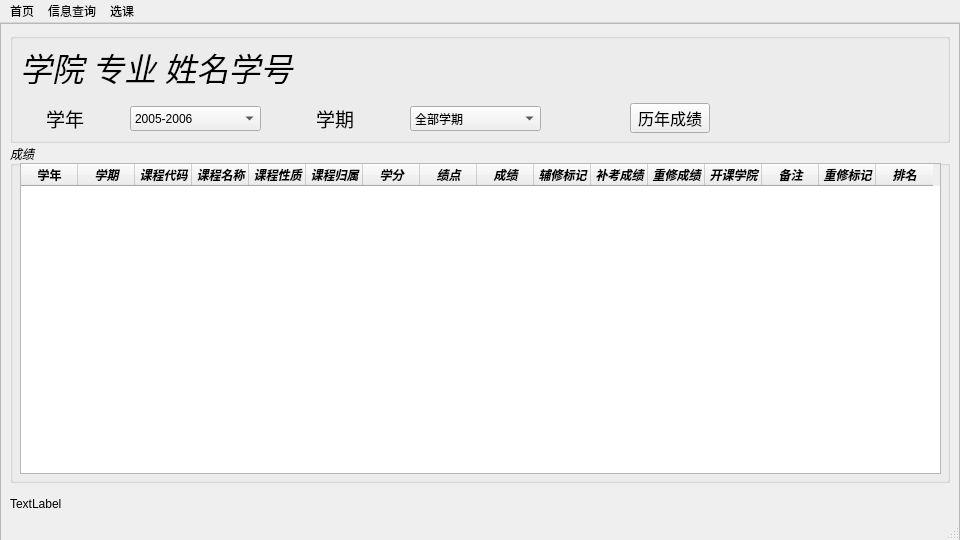
Old version of the form BrowerserWidgetMainPageQt.ui in the repository chenzhutian/myClientPyQt.
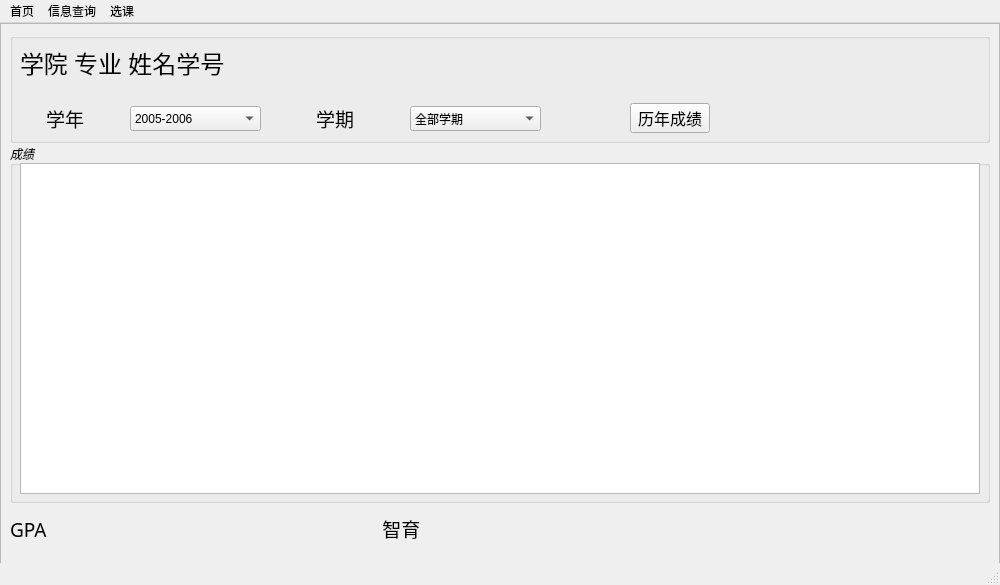
New version of the form. The open tabs and pages were chosen to show the change. Icons and pictures are not drawn.

Patch:
```diff
--- a/BrowerserWidgetMainPageQt.ui
+++ b/BrowerserWidgetMainPageQt.ui
@@ -6,8 +6,8 @@
    <rect>
     <x>0</x>
     <y>0</y>
-    <width>960</width>
-    <height>540</height>
+    <width>1000</width>
+    <height>585</height>
    </rect>
   </property>
   <property name="sizePolicy">
@@ -18,14 +18,14 @@
   </property>
   <property name="minimumSize">
    <size>
-    <width>960</width>
-    <height>540</height>
+    <width>0</width>
+    <height>0</height>
    </size>
   </property>
   <property name="maximumSize">
    <size>
-    <width>960</width>
-    <height>540</height>
+    <width>1000</width>
+    <height>585</height>
    </size>
   </property>
   <property name="windowTitle">
@@ -41,14 +41,14 @@
   <widget class="QWidget" name="centralWidget">
    <property name="minimumSize">
     <size>
-     <width>960</width>
-     <height>540</height>
+     <width>0</width>
+     <height>0</height>
     </size>
    </property>
    <property name="maximumSize">
     <size>
-     <width>960</width>
-     <height>540</height>
+     <width>1000</width>
+     <height>585</height>
     </size>
    </property>
    <widget class="QStackedWidget" name="stackedWidget">
@@ -56,20 +56,20 @@
      <rect>
       <x>0</x>
       <y>0</y>
-      <width>960</width>
-      <height>540</height>
+      <width>1000</width>
+      <height>585</height>
      </rect>
     </property>
     <property name="minimumSize">
      <size>
-      <width>960</width>
-      <height>540</height>
+      <width>0</width>
+      <height>0</height>
      </size>
     </property>
     <property name="maximumSize">
      <size>
-      <width>960</width>
-      <height>540</height>
+      <width>1000</width>
+      <height>585</height>
      </size>
     </property>
     <property name="frameShadow">
@@ -256,8 +256,8 @@
        <rect>
         <x>0</x>
         <y>0</y>
-        <width>960</width>
-        <height>540</height>
+        <width>1000</width>
+        <height>585</height>
        </rect>
       </property>
       <property name="minimumSize">
@@ -268,8 +268,8 @@
       </property>
       <property name="maximumSize">
        <size>
-        <width>960</width>
-        <height>540</height>
+        <width>1000</width>
+        <height>585</height>
        </size>
       </property>
       <property name="frameShape">
@@ -283,19 +283,19 @@
         <rect>
          <x>10</x>
          <y>10</y>
-         <width>940</width>
+         <width>980</width>
          <height>110</height>
         </rect>
        </property>
        <property name="minimumSize">
         <size>
-         <width>940</width>
-         <height>110</height>
+         <width>0</width>
+         <height>0</height>
         </size>
        </property>
        <property name="maximumSize">
         <size>
-         <width>940</width>
+         <width>980</width>
          <height>110</height>
         </size>
        </property>
@@ -307,16 +307,16 @@
          <rect>
           <x>10</x>
           <y>10</y>
-          <width>921</width>
+          <width>951</width>
           <height>41</height>
          </rect>
         </property>
         <property name="font">
          <font>
           <family>微软雅黑</family>
-          <pointsize>24</pointsize>
+          <pointsize>18</pointsize>
           <weight>50</weight>
-          <italic>true</italic>
+          <italic>false</italic>
           <bold>false</bold>
          </font>
         </property>
@@ -496,20 +496,20 @@
         <rect>
          <x>10</x>
          <y>120</y>
-         <width>940</width>
-         <height>340</height>
+         <width>980</width>
+         <height>360</height>
         </rect>
        </property>
        <property name="minimumSize">
         <size>
-         <width>940</width>
-         <height>340</height>
+         <width>0</width>
+         <height>0</height>
         </size>
        </property>
        <property name="maximumSize">
         <size>
-         <width>940</width>
-         <height>340</height>
+         <width>980</width>
+         <height>360</height>
         </size>
        </property>
        <property name="font">
@@ -526,13 +526,13 @@
        <property name="alignment">
         <set>Qt::AlignLeading|Qt::AlignLeft|Qt::AlignVCenter</set>
        </property>
-       <widget class="QTableWidget" name="cjTabelWidget">
+       <widget class="QTableView" name="cjTabelWidget">
         <property name="geometry">
          <rect>
           <x>10</x>
           <y>20</y>
-          <width>921</width>
-          <height>311</height>
+          <width>960</width>
+          <height>331</height>
          </rect>
         </property>
         <property name="frameShadow">
@@ -565,279 +565,26 @@
         <property name="cornerButtonEnabled">
          <bool>true</bool>
         </property>
-        <property name="rowCount">
-         <number>0</number>
-        </property>
-        <property name="columnCount">
-         <number>16</number>
-        </property>
-        <attribute name="horizontalHeaderVisible">
-         <bool>true</bool>
-        </attribute>
-        <attribute name="horizontalHeaderCascadingSectionResizes">
-         <bool>true</bool>
-        </attribute>
-        <attribute name="horizontalHeaderDefaultSectionSize">
-         <number>57</number>
-        </attribute>
-        <attribute name="horizontalHeaderShowSortIndicator" stdset="0">
-         <bool>false</bool>
-        </attribute>
-        <column>
-         <property name="text">
-          <string>学年</string>
-         </property>
-         <property name="font">
-          <font>
-           <family>微软雅黑</family>
-           <weight>75</weight>
-           <italic>false</italic>
-           <bold>true</bold>
-           <underline>false</underline>
-          </font>
-         </property>
-         <property name="textAlignment">
-          <set>AlignHCenter|AlignVCenter|AlignCenter</set>
-         </property>
-        </column>
-        <column>
-         <property name="text">
-          <string>学期</string>
-         </property>
-         <property name="font">
-          <font>
-           <family>微软雅黑</family>
-           <weight>75</weight>
-           <bold>true</bold>
-          </font>
-         </property>
-         <property name="textAlignment">
-          <set>AlignHCenter|AlignVCenter|AlignCenter</set>
-         </property>
-        </column>
-        <column>
-         <property name="text">
-          <string>课程代码</string>
-         </property>
-         <property name="font">
-          <font>
-           <family>微软雅黑</family>
-           <weight>75</weight>
-           <bold>true</bold>
-          </font>
-         </property>
-         <property name="textAlignment">
-          <set>AlignHCenter|AlignVCenter|AlignCenter</set>
-         </property>
-        </column>
-        <column>
-         <property name="text">
-          <string>课程名称</string>
-         </property>
-         <property name="font">
-          <font>
-           <family>微软雅黑</family>
-           <weight>75</weight>
-           <bold>true</bold>
-          </font>
-         </property>
-         <property name="textAlignment">
-          <set>AlignHCenter|AlignVCenter|AlignCenter</set>
-         </property>
-        </column>
-        <column>
-         <property name="text">
-          <string>课程性质</string>
-         </property>
-         <property name="font">
-          <font>
-           <family>微软雅黑</family>
-           <weight>75</weight>
-           <bold>true</bold>
-          </font>
-         </property>
-         <property name="textAlignment">
-          <set>AlignHCenter|AlignVCenter|AlignCenter</set>
-         </property>
-        </column>
-        <column>
-         <property name="text">
-          <string>课程归属</string>
-         </property>
-         <property name="font">
-          <font>
-           <family>微软雅黑</family>
-           <weight>75</weight>
-           <bold>true</bold>
-          </font>
-         </property>
-         <property name="textAlignment">
-          <set>AlignHCenter|AlignVCenter|AlignCenter</set>
-         </property>
-        </column>
-        <column>
-         <property name="text">
-          <string>学分</string>
-         </property>
-         <property name="font">
-          <font>
-           <family>微软雅黑</family>
-           <weight>75</weight>
-           <bold>true</bold>
-          </font>
-         </property>
-         <property name="textAlignment">
-          <set>AlignHCenter|AlignVCenter|AlignCenter</set>
-         </property>
-        </column>
-        <column>
-         <property name="text">
-          <string>绩点</string>
-         </property>
-         <property name="font">
-          <font>
-           <family>微软雅黑</family>
-           <weight>75</weight>
-           <bold>true</bold>
-          </font>
-         </property>
-         <property name="textAlignment">
-          <set>AlignHCenter|AlignVCenter|AlignCenter</set>
-         </property>
-        </column>
-        <column>
-         <property name="text">
-          <string>成绩</string>
-         </property>
-         <property name="font">
-          <font>
-           <family>微软雅黑</family>
-           <weight>75</weight>
-           <bold>true</bold>
-          </font>
-         </property>
-         <property name="textAlignment">
-          <set>AlignHCenter|AlignVCenter|AlignCenter</set>
-         </property>
-        </column>
-        <column>
-         <property name="text">
-          <string>辅修标记</string>
-         </property>
-         <property name="font">
-          <font>
-           <family>微软雅黑</family>
-           <weight>75</weight>
-           <bold>true</bold>
-          </font>
-         </property>
-         <property name="textAlignment">
-          <set>AlignHCenter|AlignVCenter|AlignCenter</set>
-         </property>
-        </column>
-        <column>
-         <property name="text">
-          <string>补考成绩</string>
-         </property>
-         <property name="font">
-          <font>
-           <family>微软雅黑</family>
-           <weight>75</weight>
-           <bold>true</bold>
-          </font>
-         </property>
-         <property name="textAlignment">
-          <set>AlignHCenter|AlignVCenter|AlignCenter</set>
-         </property>
-        </column>
-        <column>
-         <property name="text">
-          <string>重修成绩</string>
-         </property>
-         <property name="font">
-          <font>
-           <family>微软雅黑</family>
-           <weight>75</weight>
-           <bold>true</bold>
-          </font>
-         </property>
-         <property name="textAlignment">
-          <set>AlignHCenter|AlignVCenter|AlignCenter</set>
-         </property>
-        </column>
-        <column>
-         <property name="text">
-          <string>开课学院</string>
-         </property>
-         <property name="font">
-          <font>
-           <family>微软雅黑</family>
-           <weight>75</weight>
-           <bold>true</bold>
-          </font>
-         </property>
-         <property name="textAlignment">
-          <set>AlignHCenter|AlignVCenter|AlignCenter</set>
-         </property>
-        </column>
-        <column>
-         <property name="text">
-          <string>备注</string>
-         </property>
-         <property name="font">
-          <font>
-           <family>微软雅黑</family>
-           <weight>75</weight>
-           <bold>true</bold>
-          </font>
-         </property>
-         <property name="textAlignment">
-          <set>AlignHCenter|AlignVCenter|AlignCenter</set>
-         </property>
-        </column>
-        <column>
-         <property name="text">
-          <string>重修标记</string>
-         </property>
-         <property name="font">
-          <font>
-           <family>微软雅黑</family>
-           <weight>75</weight>
-           <bold>true</bold>
-          </font>
-         </property>
-         <property name="textAlignment">
-          <set>AlignHCenter|AlignVCenter|AlignCenter</set>
-         </property>
-        </column>
-        <column>
-         <property name="text">
-          <string>排名</string>
-         </property>
-         <property name="font">
-          <font>
-           <family>微软雅黑</family>
-           <weight>75</weight>
-           <bold>true</bold>
-          </font>
-         </property>
-         <property name="textAlignment">
-          <set>AlignHCenter|AlignVCenter|AlignCenter</set>
-         </property>
-        </column>
        </widget>
       </widget>
       <widget class="QLabel" name="userGPALabel">
        <property name="geometry">
         <rect>
          <x>10</x>
-         <y>465</y>
-         <width>940</width>
+         <y>490</y>
+         <width>980</width>
          <height>31</height>
         </rect>
        </property>
+       <property name="font">
+        <font>
+         <family>微软雅黑</family>
+         <pointsize>14</pointsize>
+         <italic>false</italic>
+        </font>
+       </property>
        <property name="text">
-        <string>TextLabel</string>
+        <string>GPA                                                                    智育</string>
        </property>
       </widget>
      </widget>
@@ -850,7 +597,7 @@
     <rect>
      <x>0</x>
      <y>0</y>
-     <width>960</width>
+     <width>1000</width>
      <height>23</height>
     </rect>
    </property>
```
Left out of the diff: 24 changed lines with no effect on the pictures.
